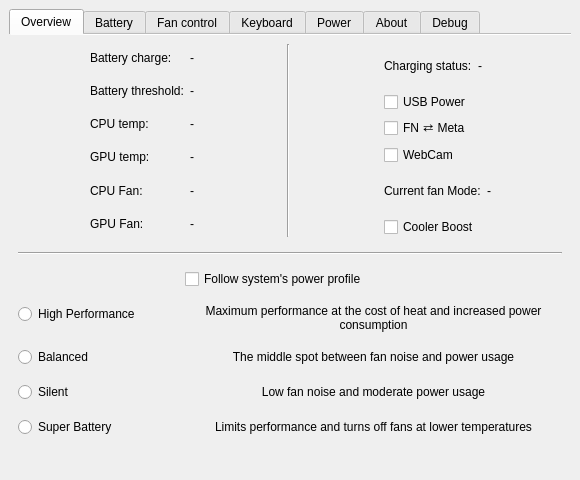
Before: the Qt Designer form src/mainwindow.ui in aleksandr-gordeiko/MControlCenter, drawn with Qt 5.
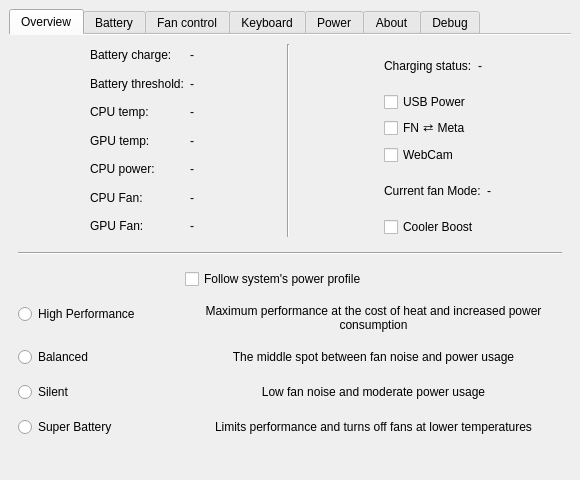
After: the same form once the commit is applied. Icons and pictures are not drawn.

Commit message: Show live CPU package power

The edit to the form file:
```diff
--- a/src/mainwindow.ui
+++ b/src/mainwindow.ui
@@ -178,7 +178,7 @@
           </item>
           <item row="0" column="1">
            <layout class="QGridLayout" name="gridLayout_8">
-            <item row="5" column="1">
+            <item row="6" column="1">
              <widget class="QLabel" name="gpuFanLabel">
               <property name="text">
                <string>GPU Fan:</string>
@@ -195,14 +195,14 @@
               </property>
              </widget>
             </item>
-            <item row="4" column="1">
+            <item row="5" column="1">
              <widget class="QLabel" name="cpuFanLabel">
               <property name="text">
                <string>CPU Fan:</string>
               </property>
              </widget>
             </item>
-            <item row="4" column="2">
+            <item row="5" column="2">
              <widget class="QLabel" name="fan1ValueLabel">
               <property name="text">
                <string notr="true">-</string>
@@ -263,7 +263,7 @@
               </property>
              </widget>
             </item>
-            <item row="5" column="2">
+            <item row="6" column="2">
              <widget class="QLabel" name="fan2ValueLabel">
               <property name="text">
                <string notr="true">-</string>
@@ -280,6 +280,23 @@
               </property>
              </widget>
             </item>
+            <item row="4" column="1">
+             <widget class="QLabel" name="cpuPowerLabel">
+              <property name="text">
+               <string>CPU power:</string>
+              </property>
+             </widget>
+            </item>
+            <item row="4" column="2">
+             <widget class="QLabel" name="cpuPowerValueLabel">
+              <property name="text">
+               <string notr="true">-</string>
+              </property>
+              <property name="alignment">
+               <set>Qt::AlignmentFlag::AlignCenter</set>
+              </property>
+             </widget>
+            </item>
            </layout>
           </item>
           <item row="0" column="5">
```
The commit also changes 25 other files.
